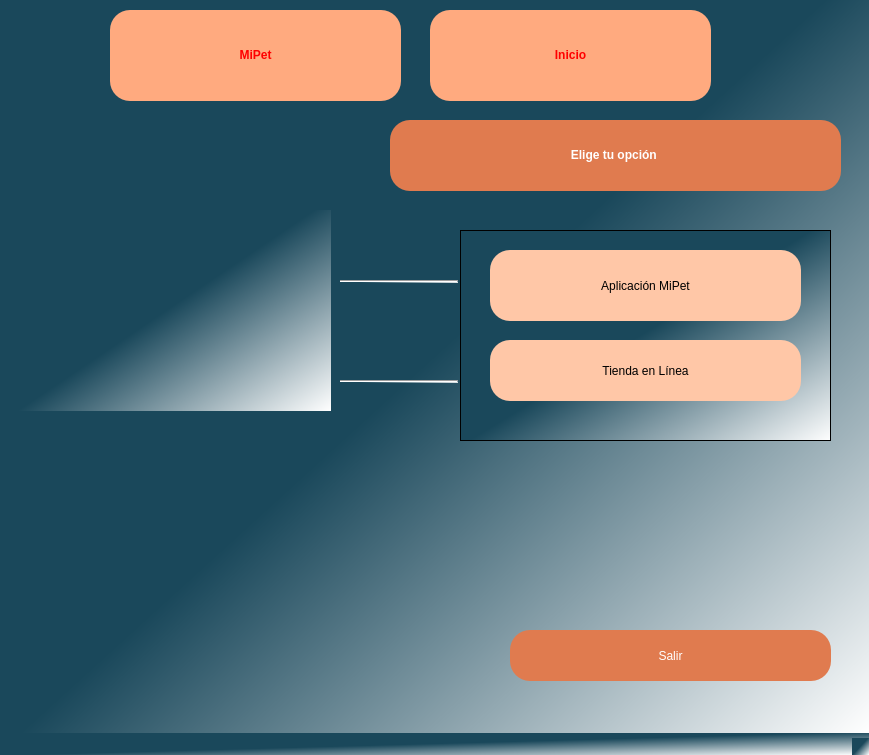
Old version of the form Interfaz/Ventana0.ui in the repository elesteban-os/MyPetsCR.
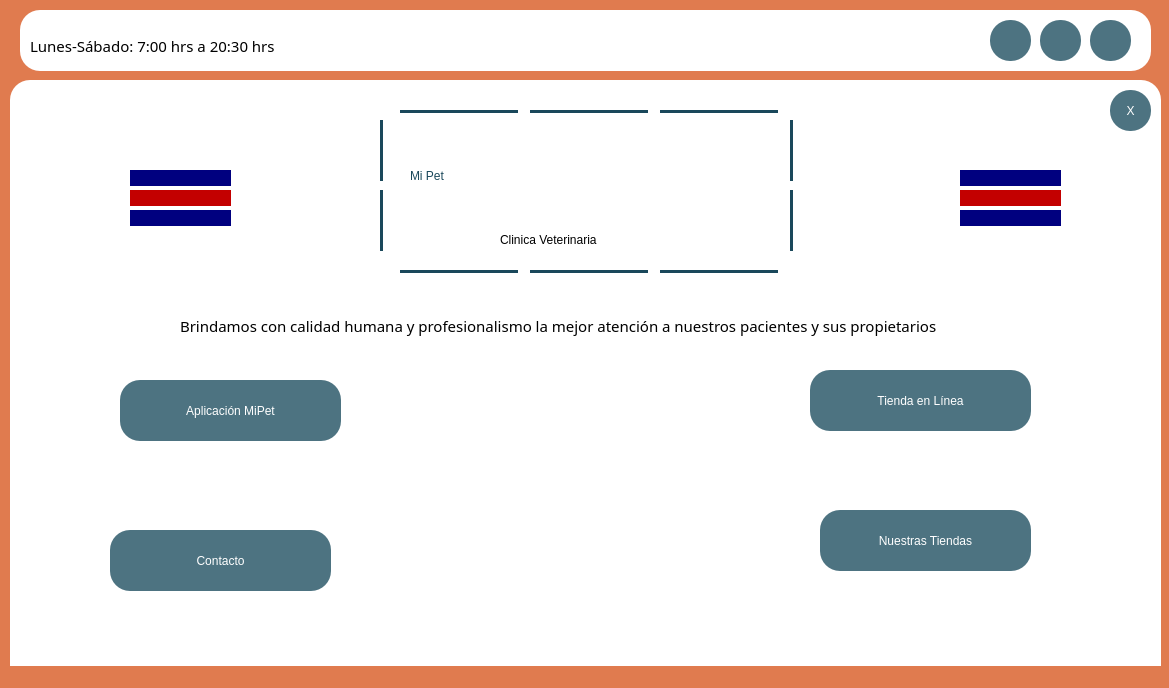
New version of the form. Icons and pictures are not drawn.

What changed in the file:
```diff
--- a/Interfaz/Ventana0.ui
+++ b/Interfaz/Ventana0.ui
@@ -6,198 +6,638 @@
    <rect>
     <x>0</x>
     <y>0</y>
-    <width>869</width>
-    <height>755</height>
+    <width>1169</width>
+    <height>688</height>
    </rect>
   </property>
   <property name="windowTitle">
    <string>MainWindow</string>
   </property>
   <property name="styleSheet">
-   <string notr="true">background-color: qlineargradient(spread:pad, x1:0.239, y1:0.295455, x2:1, y2:1, stop:0.308458 rgba(26, 72, 91, 255), stop:1 rgba(255, 255, 255, 255));
-</string>
+   <string notr="true">background-color: rgb(224, 123, 79);</string>
   </property>
   <widget class="QWidget" name="centralwidget">
-   <widget class="QLabel" name="label">
+   <widget class="QFrame" name="frame">
     <property name="geometry">
      <rect>
-      <x>110</x>
-      <y>10</y>
-      <width>291</width>
-      <height>91</height>
+      <x>10</x>
+      <y>80</y>
+      <width>1151</width>
+      <height>631</height>
      </rect>
     </property>
-    <property name="styleSheet">
-     <string notr="true">font: 36pt &quot;MS Shell Dlg 2&quot;;
-color:red;
-border-radius:20px;
-background-color: rgb(255, 170, 127);</string>
+    <property name="tabletTracking">
+     <bool>true</bool>
     </property>
-    <property name="text">
-     <string>&lt;html&gt;&lt;head/&gt;&lt;body&gt;&lt;p align=&quot;center&quot;&gt;&lt;span style=&quot; font-weight:600;&quot;&gt;MiPet&lt;/span&gt;&lt;/p&gt;&lt;/body&gt;&lt;/html&gt;</string>
-    </property>
-   </widget>
-   <widget class="QLabel" name="label_2">
-    <property name="geometry">
-     <rect>
-      <x>390</x>
-      <y>120</y>
-      <width>451</width>
-      <height>71</height>
-     </rect>
-    </property>
-    <property name="whatsThis">
-     <string>&lt;html&gt;&lt;head/&gt;&lt;body&gt;&lt;p align=&quot;center&quot;&gt;&lt;br/&gt;&lt;/p&gt;&lt;/body&gt;&lt;/html&gt;</string>
-    </property>
     <property name="styleSheet">
-     <string notr="true">color:white;
-font: 30pt &quot;MS Shell Dlg 2&quot;;
-background-color: rgb(224, 123, 79);
+     <string notr="true">background-color: rgb(255, 255, 255);
 border-radius:20px;</string>
     </property>
-    <property name="text">
-     <string>&lt;html&gt;&lt;head/&gt;&lt;body&gt;&lt;p align=&quot;center&quot;&gt;&lt;span style=&quot; font-weight:600;&quot;&gt;Elige tu opción &lt;/span&gt;&lt;/p&gt;&lt;/body&gt;&lt;/html&gt;</string>
+    <property name="frameShape">
+     <enum>QFrame::StyledPanel</enum>
     </property>
-   </widget>
-   <widget class="QPushButton" name="pushButton">
-    <property name="geometry">
-     <rect>
-      <x>490</x>
-      <y>250</y>
-      <width>311</width>
-      <height>71</height>
-     </rect>
+    <property name="frameShadow">
+     <enum>QFrame::Sunken</enum>
     </property>
-    <property name="styleSheet">
-     <string notr="true">font: 16pt &quot;MS Shell Dlg 2&quot;;
-background-color: rgb(255, 199, 167);
+    <widget class="QPushButton" name="pushButton_3">
+     <property name="geometry">
+      <rect>
+       <x>1100</x>
+       <y>10</y>
+       <width>41</width>
+       <height>41</height>
+      </rect>
+     </property>
+     <property name="styleSheet">
+      <string notr="true">font: 16pt &quot;MS Shell Dlg 2&quot;;
 border-radius:20px;
-color: ;</string>
-    </property>
-    <property name="text">
-     <string>Aplicación MiPet</string>
-    </property>
+color: white;
+background-color: rgb(77, 115, 129);</string>
+     </property>
+     <property name="text">
+      <string>X</string>
+     </property>
+    </widget>
+    <widget class="QLabel" name="label">
+     <property name="geometry">
+      <rect>
+       <x>400</x>
+       <y>30</y>
+       <width>371</width>
+       <height>131</height>
+      </rect>
+     </property>
+     <property name="styleSheet">
+      <string notr="true">font: 80pt &quot;Showcard Gothic&quot;;
+color: rgb(26, 72, 91);</string>
+     </property>
+     <property name="text">
+      <string>Mi Pet</string>
+     </property>
+    </widget>
+    <widget class="Line" name="line_7">
+     <property name="geometry">
+      <rect>
+       <x>650</x>
+       <y>190</y>
+       <width>118</width>
+       <height>3</height>
+      </rect>
+     </property>
+     <property name="styleSheet">
+      <string notr="true">background-color: rgb(26, 72, 91);</string>
+     </property>
+     <property name="orientation">
+      <enum>Qt::Horizontal</enum>
+     </property>
+    </widget>
+    <widget class="Line" name="line_3">
+     <property name="geometry">
+      <rect>
+       <x>390</x>
+       <y>190</y>
+       <width>118</width>
+       <height>3</height>
+      </rect>
+     </property>
+     <property name="styleSheet">
+      <string notr="true">background-color: rgb(26, 72, 91);</string>
+     </property>
+     <property name="orientation">
+      <enum>Qt::Horizontal</enum>
+     </property>
+    </widget>
+    <widget class="Line" name="line_8">
+     <property name="geometry">
+      <rect>
+       <x>650</x>
+       <y>30</y>
+       <width>118</width>
+       <height>3</height>
+      </rect>
+     </property>
+     <property name="styleSheet">
+      <string notr="true">background-color: rgb(26, 72, 91);</string>
+     </property>
+     <property name="orientation">
+      <enum>Qt::Horizontal</enum>
+     </property>
+    </widget>
+    <widget class="Line" name="line_4">
+     <property name="geometry">
+      <rect>
+       <x>390</x>
+       <y>30</y>
+       <width>118</width>
+       <height>3</height>
+      </rect>
+     </property>
+     <property name="styleSheet">
+      <string notr="true">background-color: rgb(26, 72, 91);</string>
+     </property>
+     <property name="orientation">
+      <enum>Qt::Horizontal</enum>
+     </property>
+    </widget>
+    <widget class="QLabel" name="label_2">
+     <property name="geometry">
+      <rect>
+       <x>490</x>
+       <y>150</y>
+       <width>191</width>
+       <height>20</height>
+      </rect>
+     </property>
+     <property name="styleSheet">
+      <string notr="true">font: 17pt &quot;Forte&quot;;
+color: rgb(0, 0, 0);
+</string>
+     </property>
+     <property name="text">
+      <string>Clinica Veterinaria</string>
+     </property>
+    </widget>
+    <widget class="QPushButton" name="pushButton_2">
+     <property name="geometry">
+      <rect>
+       <x>800</x>
+       <y>290</y>
+       <width>221</width>
+       <height>61</height>
+      </rect>
+     </property>
+     <property name="styleSheet">
+      <string notr="true">border-radius:20px;
+background-color:rgb(77, 115, 129);
+font: 16pt &quot;MS Shell Dlg 2&quot;;
+color: white;</string>
+     </property>
+     <property name="text">
+      <string>Tienda en Línea</string>
+     </property>
+    </widget>
+    <widget class="QPushButton" name="pushButton">
+     <property name="geometry">
+      <rect>
+       <x>110</x>
+       <y>300</y>
+       <width>221</width>
+       <height>61</height>
+      </rect>
+     </property>
+     <property name="styleSheet">
+      <string notr="true">font: 16pt &quot;MS Shell Dlg 2&quot;;
+background-color: rgb(77, 115, 129);
+border-radius:20px;
+color: white ;</string>
+     </property>
+     <property name="text">
+      <string>Aplicación MiPet</string>
+     </property>
+    </widget>
+    <widget class="QLabel" name="label_3">
+     <property name="geometry">
+      <rect>
+       <x>410</x>
+       <y>270</y>
+       <width>311</width>
+       <height>251</height>
+      </rect>
+     </property>
+     <property name="text">
+      <string/>
+     </property>
+     <property name="pixmap">
+      <pixmap>../../../Users/fmele/OneDrive/Desktop/mipet2.jpg</pixmap>
+     </property>
+     <property name="scaledContents">
+      <bool>true</bool>
+     </property>
+    </widget>
+    <widget class="QFrame" name="frame_2">
+     <property name="geometry">
+      <rect>
+       <x>120</x>
+       <y>90</y>
+       <width>101</width>
+       <height>16</height>
+      </rect>
+     </property>
+     <property name="styleSheet">
+      <string notr="true">background-color: rgb(0, 0, 127);</string>
+     </property>
+     <property name="frameShape">
+      <enum>QFrame::StyledPanel</enum>
+     </property>
+     <property name="frameShadow">
+      <enum>QFrame::Raised</enum>
+     </property>
+    </widget>
+    <widget class="QFrame" name="frame_3">
+     <property name="geometry">
+      <rect>
+       <x>120</x>
+       <y>110</y>
+       <width>101</width>
+       <height>16</height>
+      </rect>
+     </property>
+     <property name="styleSheet">
+      <string notr="true">background-color: rgb(195, 0, 0);</string>
+     </property>
+     <property name="frameShape">
+      <enum>QFrame::StyledPanel</enum>
+     </property>
+     <property name="frameShadow">
+      <enum>QFrame::Raised</enum>
+     </property>
+    </widget>
+    <widget class="QFrame" name="frame_4">
+     <property name="geometry">
+      <rect>
+       <x>120</x>
+       <y>130</y>
+       <width>101</width>
+       <height>16</height>
+      </rect>
+     </property>
+     <property name="styleSheet">
+      <string notr="true">background-color: rgb(0, 0, 127);</string>
+     </property>
+     <property name="frameShape">
+      <enum>QFrame::StyledPanel</enum>
+     </property>
+     <property name="frameShadow">
+      <enum>QFrame::Raised</enum>
+     </property>
+    </widget>
+    <widget class="Line" name="line_5">
+     <property name="geometry">
+      <rect>
+       <x>370</x>
+       <y>40</y>
+       <width>3</width>
+       <height>61</height>
+      </rect>
+     </property>
+     <property name="styleSheet">
+      <string notr="true">background-color: rgb(26, 72, 91);</string>
+     </property>
+     <property name="orientation">
+      <enum>Qt::Vertical</enum>
+     </property>
+    </widget>
+    <widget class="Line" name="line_51">
+     <property name="geometry">
+      <rect>
+       <x>520</x>
+       <y>190</y>
+       <width>118</width>
+       <height>3</height>
+      </rect>
+     </property>
+     <property name="styleSheet">
+      <string notr="true">background-color: rgb(26, 72, 91);</string>
+     </property>
+     <property name="orientation">
+      <enum>Qt::Horizontal</enum>
+     </property>
+    </widget>
+    <widget class="Line" name="line_52">
+     <property name="geometry">
+      <rect>
+       <x>520</x>
+       <y>30</y>
+       <width>118</width>
+       <height>3</height>
+      </rect>
+     </property>
+     <property name="styleSheet">
+      <string notr="true">background-color: rgb(26, 72, 91);</string>
+     </property>
+     <property name="orientation">
+      <enum>Qt::Horizontal</enum>
+     </property>
+    </widget>
+    <widget class="Line" name="line_53">
+     <property name="geometry">
+      <rect>
+       <x>370</x>
+       <y>110</y>
+       <width>3</width>
+       <height>61</height>
+      </rect>
+     </property>
+     <property name="styleSheet">
+      <string notr="true">background-color: rgb(26, 72, 91);</string>
+     </property>
+     <property name="orientation">
+      <enum>Qt::Vertical</enum>
+     </property>
+    </widget>
+    <widget class="Line" name="line_54">
+     <property name="geometry">
+      <rect>
+       <x>780</x>
+       <y>110</y>
+       <width>3</width>
+       <height>61</height>
+      </rect>
+     </property>
+     <property name="styleSheet">
+      <string notr="true">background-color: rgb(26, 72, 91);</string>
+     </property>
+     <property name="orientation">
+      <enum>Qt::Vertical</enum>
+     </property>
+    </widget>
+    <widget class="QFrame" name="frame_5">
+     <property name="geometry">
+      <rect>
+       <x>950</x>
+       <y>90</y>
+       <width>101</width>
+       <height>16</height>
+      </rect>
+     </property>
+     <property name="styleSheet">
+      <string notr="true">background-color: rgb(0, 0, 127);</string>
+     </property>
+     <property name="frameShape">
+      <enum>QFrame::StyledPanel</enum>
+     </property>
+     <property name="frameShadow">
+      <enum>QFrame::Raised</enum>
+     </property>
+    </widget>
+    <widget class="QFrame" name="frame_6">
+     <property name="geometry">
+      <rect>
+       <x>950</x>
+       <y>110</y>
+       <width>101</width>
+       <height>16</height>
+      </rect>
+     </property>
+     <property name="styleSheet">
+      <string notr="true">background-color: rgb(195, 0, 0);</string>
+     </property>
+     <property name="frameShape">
+      <enum>QFrame::StyledPanel</enum>
+     </property>
+     <property name="frameShadow">
+      <enum>QFrame::Raised</enum>
+     </property>
+    </widget>
+    <widget class="QFrame" name="frame_7">
+     <property name="geometry">
+      <rect>
+       <x>950</x>
+       <y>130</y>
+       <width>101</width>
+       <height>16</height>
+      </rect>
+     </property>
+     <property name="styleSheet">
+      <string notr="true">background-color: rgb(0, 0, 127);</string>
+     </property>
+     <property name="frameShape">
+      <enum>QFrame::StyledPanel</enum>
+     </property>
+     <property name="frameShadow">
+      <enum>QFrame::Raised</enum>
+     </property>
+    </widget>
+    <widget class="QLabel" name="label_4">
+     <property name="geometry">
+      <rect>
+       <x>170</x>
+       <y>230</y>
+       <width>841</width>
+       <height>31</height>
+      </rect>
+     </property>
+     <property name="font">
+      <font>
+       <family>Segoe Print</family>
+       <pointsize>11</pointsize>
+       <italic>false</italic>
+       <bold>false</bold>
+      </font>
+     </property>
+     <property name="acceptDrops">
+      <bool>true</bool>
+     </property>
+     <property name="styleSheet">
+      <string notr="true">font: 11pt &quot;Segoe Print&quot;;
+color: rgb(0, 0, 0);</string>
+     </property>
+     <property name="text">
+      <string>Brindamos con calidad humana y profesionalismo la mejor atención a nuestros pacientes y sus propietarios</string>
+     </property>
+     <property name="scaledContents">
+      <bool>true</bool>
+     </property>
+     <property name="wordWrap">
+      <bool>true</bool>
+     </property>
+    </widget>
+    <widget class="Line" name="line_9">
+     <property name="geometry">
+      <rect>
+       <x>780</x>
+       <y>40</y>
+       <width>3</width>
+       <height>61</height>
+      </rect>
+     </property>
+     <property name="styleSheet">
+      <string notr="true">background-color: rgb(26, 72, 91);</string>
+     </property>
+     <property name="orientation">
+      <enum>Qt::Vertical</enum>
+     </property>
+    </widget>
+    <widget class="QPushButton" name="pushButton_4">
+     <property name="geometry">
+      <rect>
+       <x>100</x>
+       <y>450</y>
+       <width>221</width>
+       <height>61</height>
+      </rect>
+     </property>
+     <property name="styleSheet">
+      <string notr="true">font: 16pt &quot;MS Shell Dlg 2&quot;;
+background-color: rgb(77, 115, 129);
+border-radius:20px;
+color: white ;</string>
+     </property>
+     <property name="text">
+      <string>Contacto</string>
+     </property>
+    </widget>
+    <widget class="QPushButton" name="pushButton_5">
+     <property name="geometry">
+      <rect>
+       <x>810</x>
+       <y>430</y>
+       <width>211</width>
+       <height>61</height>
+      </rect>
+     </property>
+     <property name="styleSheet">
+      <string notr="true">border-radius:20px;
+background-color:rgb(77, 115, 129);
+font: 16pt &quot;MS Shell Dlg 2&quot;;
+color: white;</string>
+     </property>
+     <property name="text">
+      <string>Nuestras Tiendas</string>
+     </property>
+    </widget>
    </widget>
-   <widget class="QPushButton" name="pushButton_2">
+   <widget class="QFrame" name="frame_8">
     <property name="geometry">
      <rect>
-      <x>490</x>
-      <y>340</y>
-      <width>311</width>
+      <x>20</x>
+      <y>10</y>
+      <width>1131</width>
       <height>61</height>
      </rect>
     </property>
     <property name="styleSheet">
-     <string notr="true">border-radius:20px;
-background-color:rgb(255, 199, 167);
-font: 16pt &quot;MS Shell Dlg 2&quot;;
-color: black;</string>
+     <string notr="true">background-color: rgb(255, 255, 255);
+border-radius: 20;</string>
     </property>
-    <property name="text">
-     <string>Tienda en Línea</string>
+    <property name="frameShape">
+     <enum>QFrame::StyledPanel</enum>
     </property>
-   </widget>
-   <widget class="QLabel" name="label_6">
-    <property name="geometry">
-     <rect>
-      <x>10</x>
-      <y>210</y>
-      <width>321</width>
-      <height>201</height>
-     </rect>
+    <property name="frameShadow">
+     <enum>QFrame::Raised</enum>
     </property>
-    <property name="styleSheet">
-     <string notr="true">image: url(:/login/Imagen2.jpg)</string>
-    </property>
-    <property name="text">
-     <string/>
-    </property>
-   </widget>
-   <widget class="QPushButton" name="pushButton_3">
-    <property name="geometry">
-     <rect>
-      <x>510</x>
-      <y>630</y>
-      <width>321</width>
-      <height>51</height>
-     </rect>
-    </property>
-    <property name="styleSheet">
-     <string notr="true">font: 16pt &quot;MS Shell Dlg 2&quot;;
-background-color: rgb(224, 123, 79);
+    <widget class="QLabel" name="label_5">
+     <property name="geometry">
+      <rect>
+       <x>10</x>
+       <y>20</y>
+       <width>291</width>
+       <height>31</height>
+      </rect>
+     </property>
+     <property name="font">
+      <font>
+       <family>Segoe Print</family>
+       <pointsize>11</pointsize>
+       <italic>false</italic>
+       <bold>false</bold>
+      </font>
+     </property>
+     <property name="acceptDrops">
+      <bool>true</bool>
+     </property>
+     <property name="styleSheet">
+      <string notr="true">font: 11pt &quot;Segoe Print&quot;;
+color: rgb(0, 0, 0);</string>
+     </property>
+     <property name="text">
+      <string>Lunes-Sábado: 7:00 hrs a 20:30 hrs</string>
+     </property>
+     <property name="scaledContents">
+      <bool>true</bool>
+     </property>
+     <property name="wordWrap">
+      <bool>true</bool>
+     </property>
+    </widget>
+    <widget class="QPushButton" name="pushButton_6">
+     <property name="geometry">
+      <rect>
+       <x>1070</x>
+       <y>10</y>
+       <width>41</width>
+       <height>41</height>
+      </rect>
+     </property>
+     <property name="styleSheet">
+      <string notr="true">font: 16pt &quot;MS Shell Dlg 2&quot;;
 border-radius:20px;
-color: white;</string>
-    </property>
-    <property name="text">
-     <string>Salir</string>
-    </property>
-   </widget>
-   <widget class="QLabel" name="label_3">
-    <property name="geometry">
-     <rect>
-      <x>430</x>
-      <y>10</y>
-      <width>281</width>
-      <height>91</height>
-     </rect>
-    </property>
-    <property name="styleSheet">
-     <string notr="true">font: 36pt &quot;MS Shell Dlg 2&quot;;
-color:red;
+color: white;
+background-color: rgb(77, 115, 129);</string>
+     </property>
+     <property name="text">
+      <string/>
+     </property>
+     <property name="icon">
+      <iconset>
+       <normaloff>../../../Users/fmele/OneDrive/Desktop/facebook2.png</normaloff>../../../Users/fmele/OneDrive/Desktop/facebook2.png</iconset>
+     </property>
+     <property name="iconSize">
+      <size>
+       <width>40</width>
+       <height>40</height>
+      </size>
+     </property>
+    </widget>
+    <widget class="QPushButton" name="pushButton_7">
+     <property name="geometry">
+      <rect>
+       <x>1020</x>
+       <y>10</y>
+       <width>41</width>
+       <height>41</height>
+      </rect>
+     </property>
+     <property name="styleSheet">
+      <string notr="true">font: 16pt &quot;MS Shell Dlg 2&quot;;
 border-radius:20px;
-background-color:rgb(255, 170, 127);
-</string>
-    </property>
-    <property name="text">
-     <string>&lt;html&gt;&lt;head/&gt;&lt;body&gt;&lt;p align=&quot;center&quot;&gt;&lt;span style=&quot; font-weight:600;&quot;&gt;Inicio&lt;/span&gt;&lt;/p&gt;&lt;/body&gt;&lt;/html&gt;</string>
-    </property>
+color: white;
+background-color: rgb(77, 115, 129);</string>
+     </property>
+     <property name="text">
+      <string/>
+     </property>
+     <property name="icon">
+      <iconset>
+       <normaloff>../../../Users/fmele/OneDrive/Desktop/insta.png</normaloff>../../../Users/fmele/OneDrive/Desktop/insta.png</iconset>
+     </property>
+     <property name="iconSize">
+      <size>
+       <width>24</width>
+       <height>24</height>
+      </size>
+     </property>
+    </widget>
+    <widget class="QPushButton" name="pushButton_8">
+     <property name="geometry">
+      <rect>
+       <x>970</x>
+       <y>10</y>
+       <width>41</width>
+       <height>41</height>
+      </rect>
+     </property>
+     <property name="styleSheet">
+      <string notr="true">font: 16pt &quot;MS Shell Dlg 2&quot;;
+border-radius:20px;
+color: white;
+background-color: rgb(77, 115, 129);</string>
+     </property>
+     <property name="text">
+      <string/>
+     </property>
+     <property name="icon">
+      <iconset>
+       <normaloff>../../../Users/fmele/OneDrive/Desktop/tiktok-share-icon-black-logo-29FFD062A0-seeklogo.com.png</normaloff>../../../Users/fmele/OneDrive/Desktop/tiktok-share-icon-black-logo-29FFD062A0-seeklogo.com.png</iconset>
+     </property>
+     <property name="iconSize">
+      <size>
+       <width>24</width>
+       <height>24</height>
+      </size>
+     </property>
+    </widget>
    </widget>
-   <widget class="Line" name="line">
-    <property name="geometry">
-     <rect>
-      <x>340</x>
-      <y>380</y>
-      <width>118</width>
-      <height>3</height>
-     </rect>
-    </property>
-    <property name="orientation">
-     <enum>Qt::Horizontal</enum>
-    </property>
-   </widget>
-   <widget class="Line" name="line_2">
-    <property name="geometry">
-     <rect>
-      <x>340</x>
-      <y>280</y>
-      <width>118</width>
-      <height>3</height>
-     </rect>
-    </property>
-    <property name="orientation">
-     <enum>Qt::Horizontal</enum>
-    </property>
-   </widget>
-   <widget class="QGraphicsView" name="graphicsView">
-    <property name="geometry">
-     <rect>
-      <x>460</x>
-      <y>230</y>
-      <width>371</width>
-      <height>211</height>
-     </rect>
-    </property>
-   </widget>
-   <zorder>graphicsView</zorder>
-   <zorder>label</zorder>
-   <zorder>label_2</zorder>
-   <zorder>pushButton</zorder>
-   <zorder>pushButton_2</zorder>
-   <zorder>label_6</zorder>
-   <zorder>pushButton_3</zorder>
-   <zorder>label_3</zorder>
-   <zorder>line</zorder>
-   <zorder>line_2</zorder>
   </widget>
   <widget class="QMenuBar" name="menubar">
    <property name="geometry">
```
Left out of the diff: 4 changed lines with no effect on the pictures.
